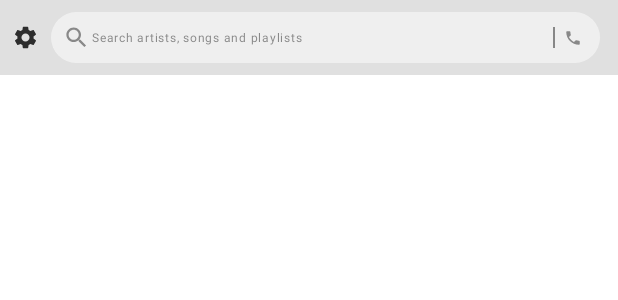
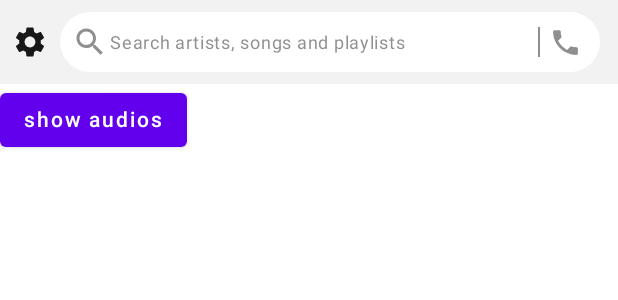
Before and after one commit to RaheemJnr/Jr-Music-Player, an Android app built with Jetpack Compose: the @Preview function LocalMusicScreenPreview, on a phone screen of 412 x 824 dp. Shown: the top 300 px of the screen. Run offline under Robolectric (Android 15) with nearby library versions, the phone set to English and light mode, and no system bars; our stand-ins replace livedata-compose.

```diff
--- a/app/src/main/java/com/raheemjnr/jr_music/ui/components/Topbar.kt
+++ b/app/src/main/java/com/raheemjnr/jr_music/ui/components/Topbar.kt
@@ -33,15 +33,15 @@ fun CustomTopBar(context: Context) {
         verticalAlignment = Alignment.CenterVertically,
         modifier = Modifier
             .fillMaxWidth()
-            .background(color = Color.LightGray.copy(alpha = 0.6F))
+            .background(color = Color.LightGray.copy(alpha = .25F))
     ) {
         Icon(
             imageVector = Icons.Default.Settings,
             contentDescription = "Settings Icon",
-            tint = Color.Black.copy(alpha = .8F),
+            tint = Color.Black.copy(alpha = .9F),
             modifier = Modifier
                 .padding(8.dp)
-                .size(18.dp)
+                .size(24.dp)
                 .clickable { showToast(context = context, "Clicked settings", Toast.LENGTH_SHORT) }
         )
         SearchBar()
@@ -58,7 +58,7 @@ fun SearchBar() {
             .padding(start = 0.dp, end = 12.dp, top = 8.dp, bottom = 8.dp)
             .fillMaxWidth()
             .background(
-                color = Color.White.copy(alpha = 0.5F),
+                color = Color.White,
                 shape = RoundedCornerShape(39.dp)
             )
     ) {
@@ -76,13 +76,13 @@ fun SearchBar() {
                 tint = Color.DarkGray.copy(alpha = .6F),
                 modifier = Modifier
                     .padding(start = 8.dp, top = 8.dp, bottom = 8.dp)
-                    .size(18.dp)
+                    .size(24.dp)
             )
             Text(
                 text = value,
                 modifier = Modifier.padding(start = 1.dp, top = 8.dp, bottom = 8.dp),
                 color = Color.DarkGray.copy(alpha = .6f),
-                fontSize = 8.sp,
+                fontSize = 12.sp,
                 letterSpacing = .5.sp
             )
         }
@@ -107,7 +107,7 @@ fun SearchBar() {
                 tint = Color.DarkGray.copy(alpha = .6F),
                 modifier = Modifier
                     .padding(start = 6.dp)
-                    .size(12.dp)
+                    .size(22.dp)
             )
 
 
--- a/app/src/main/java/com/raheemjnr/jr_music/ui/screens/local/LocalMusicScreen.kt
+++ b/app/src/main/java/com/raheemjnr/jr_music/ui/screens/local/LocalMusicScreen.kt
@@ -41,7 +41,6 @@ fun LocalMusicScreen() {
             topBar = { CustomTopBar(context = context) }
 
         ) {
-        }
             Button(onClick = {
                 viewModel.loadAudios()
             }
@@ -70,6 +69,8 @@ fun LocalMusicScreen() {
                     }
                 }
             }
+        }
+
 
     }
 }
```
Lines whose indentation alone changed are shown as unchanged.
